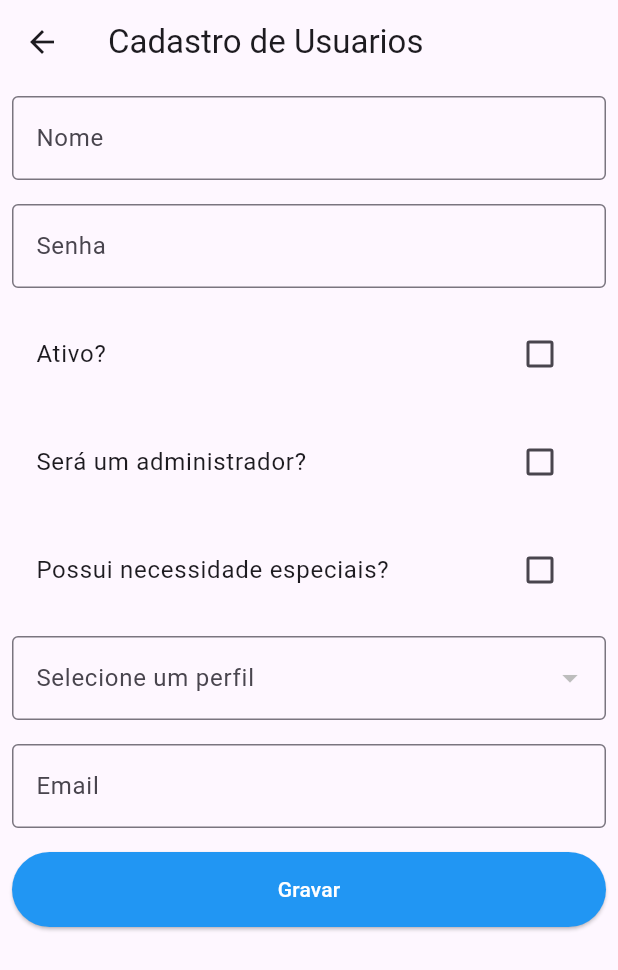
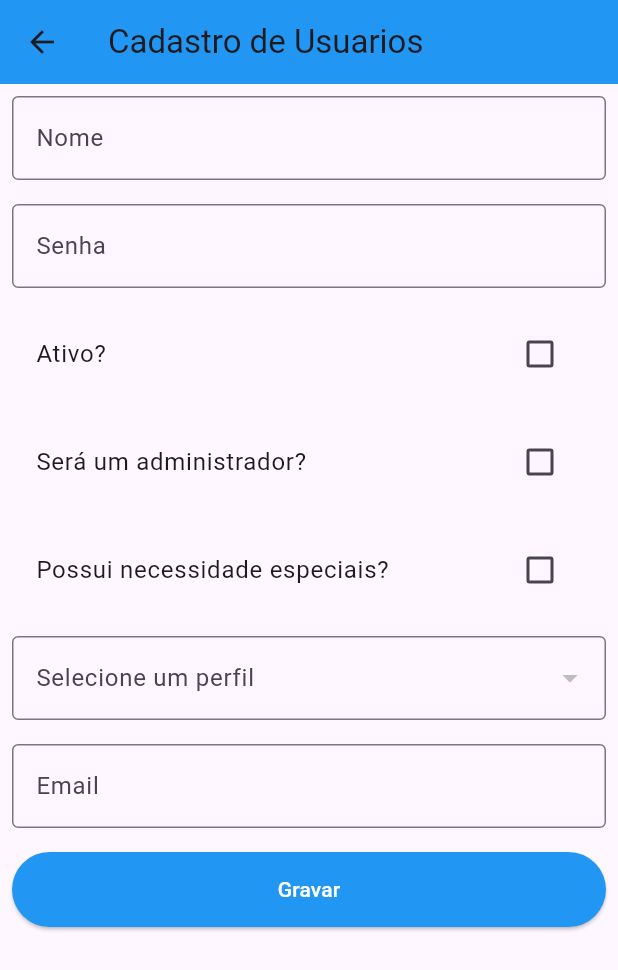
Before and after one commit to marcelodeoliveiranet/login_usuario, a Flutter app: the FormularioUsuarioWidget screen opened directly, on a phone screen of 412 x 824 dp. Shown: the top 970 px of the screen. Run offline on Flutter 3.47's test engine with Material 3 defaults, Android fonts, the phone set to English and light mode, and no system bars; our stand-ins replace dio, equatable; network calls fail.

```diff
--- a/lib/widgets/formulario_usuario_widget.dart
+++ b/lib/widgets/formulario_usuario_widget.dart
@@ -114,7 +114,10 @@ class _FormularioUsuarioWidgetState extends State<FormularioUsuarioWidget> {
   @override
   Widget build(BuildContext context) {
     return Scaffold(
-      appBar: AppBar(title: const Text("Cadastro de Usuarios")),
+      appBar: AppBar(
+        title: const Text("Cadastro de Usuarios"),
+        backgroundColor: Colors.blue,
+      ),
       body: Padding(
         padding: const EdgeInsets.all(8.0),
         child: ListenableBuilder(
--- a/lib/widgets/obtenha_usuarios_cadastrados_widget.dart
+++ b/lib/widgets/obtenha_usuarios_cadastrados_widget.dart
@@ -1,5 +1,6 @@
 import 'package:flutter/material.dart';
 import 'package:login_usuario/model/obtenha_usuarios_cadastrados.dart';
+
 import 'package:login_usuario/services/usuario_service.dart';
 import 'package:login_usuario/widgets/formulario_usuario_widget.dart';
 import 'package:login_usuario/widgets/usuario_cadastrado_widget.dart';
@@ -33,7 +34,10 @@ class _ObtenhaUsuariosCadastradosWidgetState
       ),
       floatingActionButton: FloatingActionButton(
         onPressed: () {
-          FormularioUsuarioWidget();
+          Navigator.push(
+            context,
+            MaterialPageRoute(builder: (context) => FormularioUsuarioWidget()),
+          );
         },
         backgroundColor: Colors.blue,
         child: Icon(Icons.add),
```
